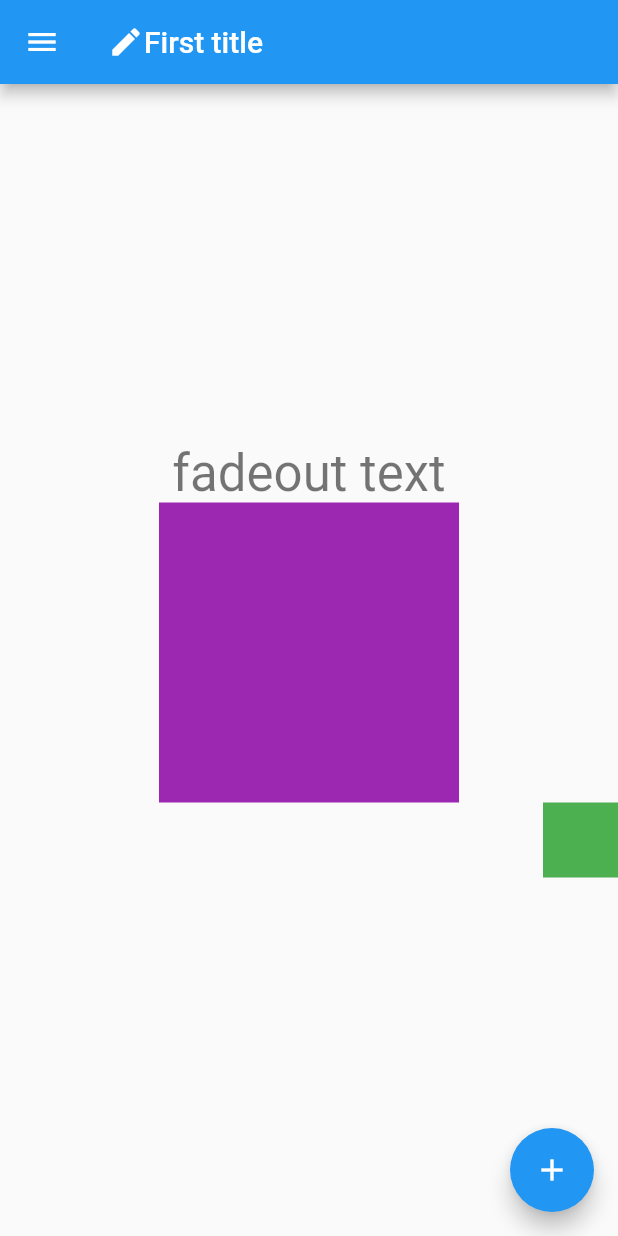
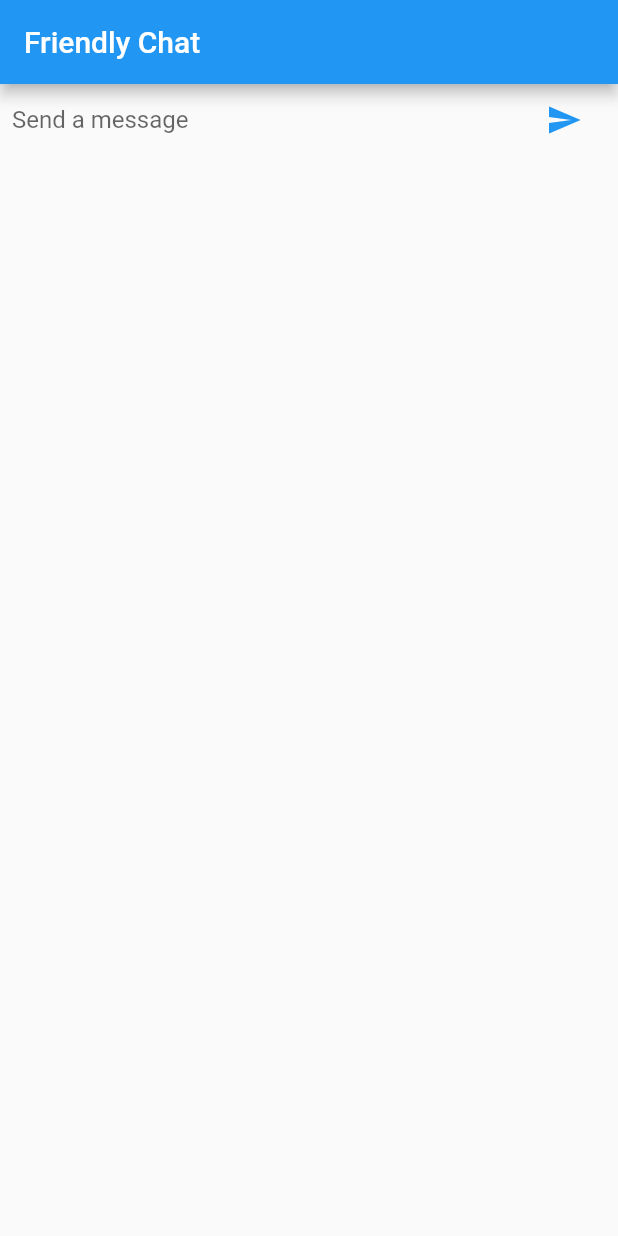
Before and after one commit to RyutaroYagi/Flutter, a Flutter app: the screen it shows after launch, on a phone screen of 412 x 824 dp. Run offline on Flutter 3.47's test engine with Material 2 defaults, Android fonts, the phone set to English and light mode, and no system bars.

Commit message:
modified some file

```diff
--- a/hello/lib/main.dart
+++ b/hello/lib/main.dart
@@ -1,111 +1,104 @@
 import 'package:flutter/material.dart';
-import 'package:shared_preferences/shared_preferences.dart';
+import 'dart:convert';
+import 'package:http/http.dart' as http;
 
 void main() {
-  runApp(const MyApp());
+  runApp(const FriendlyChatApp());
 }
 
-class MyApp extends StatelessWidget {
-  const MyApp({Key? key}) : super(key: key);
+String _name = 'Your Name';
 
-  // This widget is the root of your application.
+class FriendlyChatApp extends StatelessWidget {
+  const FriendlyChatApp({
+    Key? key,
+  }) : super(key: key);
+
   @override
   Widget build(BuildContext context) {
     return MaterialApp(
-      title: 'Flutter Demo',
-      theme: ThemeData(
-        primarySwatch: Colors.blue,
-      ),
-      home: const MyHomePage(title: 'Flutter Demo Home Page'),
+      title: "Friendly Chat",
+      home: ChatScreen(),
     );
   }
 }
 
-class MyHomePage extends StatefulWidget {
-  const MyHomePage({Key? key, required this.title}) : super(key: key);
-
-  final String title;
-
-  @override
-  State<MyHomePage> createState() => _MyHomePageState();
-}
-
-class _MyHomePageState extends State<MyHomePage> with TickerProviderStateMixin {
-  bool flag = false;
-
-  _click() async {
-    setState(() {
-      flag = !flag;
-    });
-  }
+class ChatMessage extends StatelessWidget {
+  const ChatMessage({required this.text, Key? key}) : super(key: key);
+  final String text;
 
   @override
   Widget build(BuildContext context) {
-    return Scaffold(
-      appBar: AppBar(
-        title: Row(
-          children: const [Icon(Icons.create), Text("First title")],
-        ),
-      ),
-      drawer: const Drawer(
-        child: const Center(
-          child: const Text("Drawer"),
-        ),
-      ),
-      body: Center(
-        child: Column(
-          mainAxisAlignment: MainAxisAlignment.center,
-          children: <Widget>[
-            AnimatedOpacity(
-              opacity: flag ? 0.1 : 1.0,
-              duration: Duration(seconds: 3),
-              child: Text(
-                "fadeout text",
-                style: Theme.of(context).textTheme.headline4,
+    return Container(
+      margin: const EdgeInsets.symmetric(vertical: 10.0),
+      child: Row(
+        crossAxisAlignment: CrossAxisAlignment.start,
+        children: [
+          Container(
+            margin: const EdgeInsets.only(right: 16.0),
+            child: CircleAvatar(child: Text(_name[0])),
+          ),
+          Column(
+            crossAxisAlignment: CrossAxisAlignment.start,
+            children: [
+              Text(_name, style: Theme.of(context).textTheme.headline4),
+              Container(
+                margin: const EdgeInsets.only(top: 5.0),
+                child: Text(text),
               ),
-            ),
-            AnimatedSize(
-              duration: Duration(seconds: 3),
-              vsync: this,
-              child: SizedBox(
-                width: flag ? 50 : 200,
-                height: flag ? 50 : 200,
-                child: Container(color: Colors.purple),
-              ),
-            ),
-            AnimatedAlign(
-              alignment: flag ? Alignment.topLeft : Alignment.bottomRight,
-              duration: Duration(seconds: 3),
-              child: SizedBox(
-                width: 50,
-                height: 50,
-                child: Container(color: Colors.green),
-              ),
-            )
-          ],
-        ),
-      ),
-      floatingActionButton: Row(
-        mainAxisAlignment: MainAxisAlignment.end,
-        children: [
-          FloatingActionButton(
-            onPressed: _click,
-            child: Icon(Icons.add),
-          )
+            ],
+          ),
         ],
       ),
     );
   }
 }
 
-class StatelesPage extends StatelessWidget {
+class ChatScreen extends StatefulWidget {
+  const ChatScreen({Key? key}) : super(key: key);
+
+  @override
+  State<ChatScreen> createState() => _ChatScreenState();
+}
+
+class _ChatScreenState extends State<ChatScreen> {
+  final _textController = TextEditingController();
+
+  void _handleSubmitted(String text) {
+    _textController.clear();
+  }
+
   @override
   Widget build(BuildContext context) {
     return Scaffold(
-      appBar: AppBar(
-        title: const Text("Stateles Page"),
-      ),
-      body: const Text("Stateles pattern"),
+      appBar: AppBar(title: const Text('Friendly Chat')),
+      body: _buildTextComposer(),
     );
   }
+
+  Widget _buildTextComposer() {
+    return IconTheme(
+        data: IconThemeData(color: Theme.of(context).colorScheme.secondary),
+        child: Container(
+          margin: const EdgeInsets.symmetric(horizontal: 8.0),
+          child: Row(
+            children: [
+              Flexible(
+                child: TextField(
+                  controller: _textController,
+                  onSubmitted: _handleSubmitted,
+                  decoration: const InputDecoration.collapsed(
+                      hintText: 'Send a message'),
+                ),
+              ),
+              Container(
+                margin: const EdgeInsets.symmetric(horizontal: 4.0),
+                child: IconButton(
+                  icon: const Icon(Icons.send),
+                  onPressed: () => _handleSubmitted(_textController.text),
+                ),
+              )
+            ],
+          ),
+        ));
+  }
 }
--- /dev/null
+++ b/hello/lib/strings.dart
@@ -0,0 +1 @@
+const appTitle = "GHFlutter";
--- a/hello/pubspec.yaml
+++ b/hello/pubspec.yaml
@@ -31,6 +31,7 @@ dependencies:
     sdk: flutter
 
   shared_preferences: ^2.0.5
+  http: ^0.13.3
 
 
   # The following adds the Cupertino Icons font to your application.
```
Also changed, not shown: hello/pubspec.lock, 2 other files.
